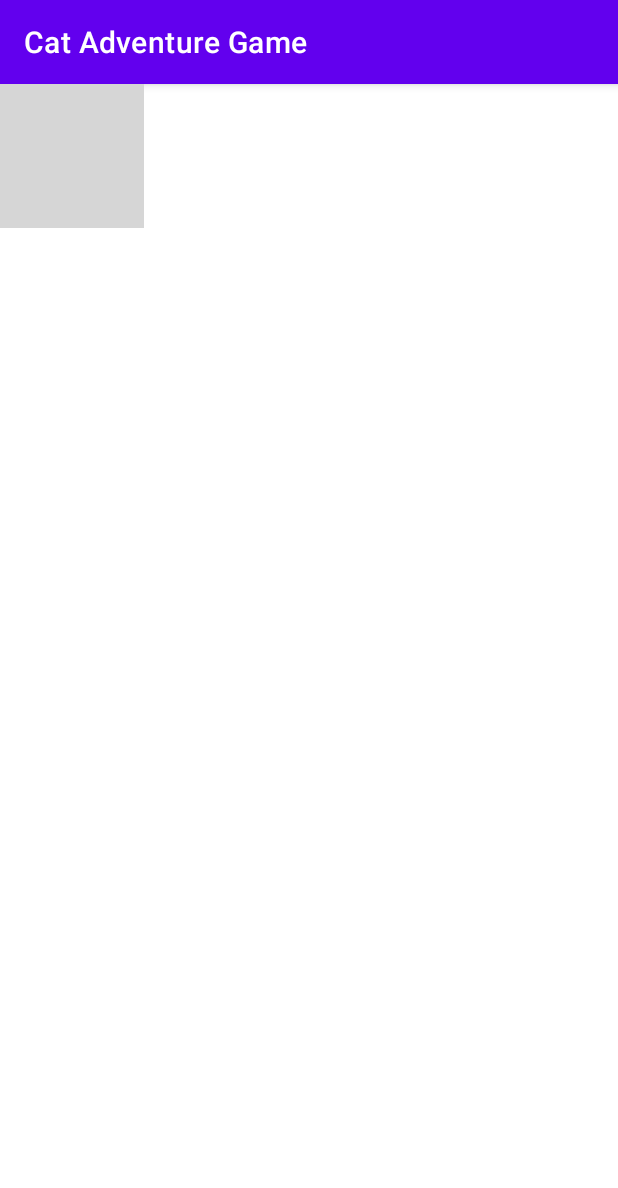
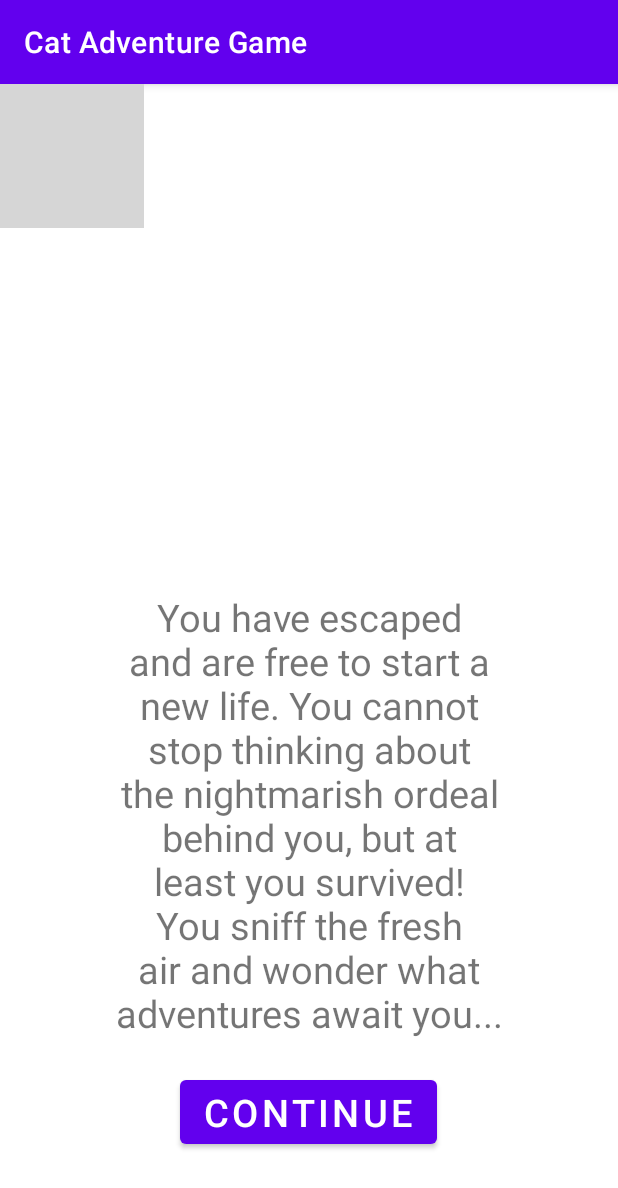
Before and after one commit to jmai136/Mobile-app-development-Capstone-Collab-Project, an Android app: the GoodEnding screen opened directly, with no data from a screen before it, on a phone screen of 412 x 824 dp. Shown: the top 1188 px of the screen. Run offline under Robolectric (Android 15) with nearby library versions, the phone set to English and light mode, and no system bars; 1 statement that could not run was skipped; grey boxes are pictures that could not be loaded.

Commit message:
changes to activity_good_ending.xml

```diff
--- a/app/src/main/res/layout/activity_good_ending.xml
+++ b/app/src/main/res/layout/activity_good_ending.xml
@@ -12,16 +12,31 @@
         android:layout_height="wrap_content"
         android:layout_alignParentStart="true"
         android:layout_alignParentTop="true"
-        android:layout_marginStart="-1dp"
+        android:layout_marginStart="0dp"
         android:layout_marginTop="0dp"
         android:scaleType="fitXY"
         app:srcCompat="@drawable/goodpixel" />
 
-    <ImageView
-        android:id="@+id/imgGoodPixel"
+    <TextView
+        android:id="@+id/gEnding"
+        android:layout_width="260dp"
+        android:layout_height="310dp"
+        android:layout_alignParentBottom="true"
+        android:layout_centerInParent="true"
+        android:layout_marginBottom="120dp"
+        android:background="@color/white"
+        android:text="@string/gEnding"
+        android:textAlignment="center"
+        android:textSize="25sp"
+        android:visibility="visible" />
+
+    <Button
+        android:id="@+id/btnCon"
         android:layout_width="wrap_content"
         android:layout_height="wrap_content"
-        android:scaleType="fitXY"
-        android:layout_margin="0dp"
-        app:srcCompat="@drawable/goodpixel" />
+        android:layout_alignParentBottom="true"
+        android:layout_centerHorizontal="true"
+        android:layout_marginBottom="55dp"
+        android:text="@string/btnCon"
+        android:textSize="25sp" />
 </RelativeLayout>
```
